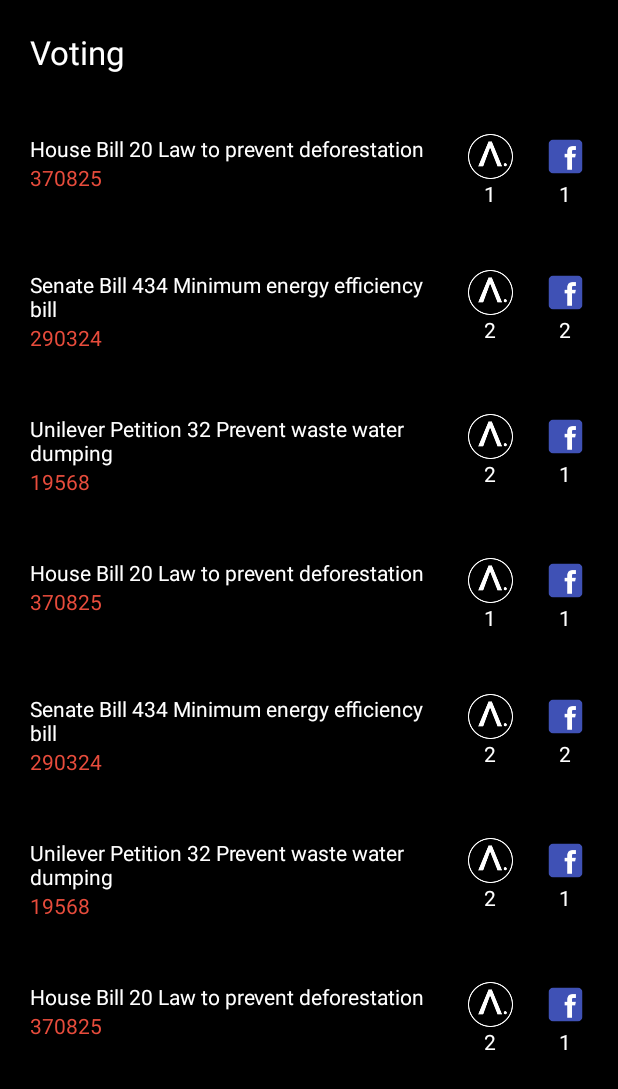
After one commit to 5un/act-android, an Android app: the PollingTopicsActivity screen opened directly, with no data from a screen before it, on a phone screen of 412 x 824 dp. The commit adds this screen. Shown: the top 1089 px of the screen. Run offline under Robolectric (Android 15) with nearby library versions, the phone set to English and light mode, and no system bars; our stand-ins replace ButterKnife.

Commit message:
Added mockups for polling

```diff
--- a/demo/src/main/AndroidManifest.xml
+++ b/demo/src/main/AndroidManifest.xml
@@ -56,6 +56,7 @@
         <activity android:name=".RewardsMenuActivity"></activity>
         <activity android:name=".RewardsListActivity"></activity>
         <activity android:name=".InviteActivity"></activity>
+        <activity android:name=".PollingTopicsActivity"></activity>
     </application>
 
 </manifest>
--- a/demo/src/main/java/com/boringapp/boringapp/MainActivity.java
+++ b/demo/src/main/java/com/boringapp/boringapp/MainActivity.java
@@ -181,6 +181,10 @@ public class MainActivity extends AppCompatActivity implements
                 case R.id.btn_friends:
                     mPager.setCurrentItem(2);
                     hideMenu();
+                    break;
+                case R.id.btn_vote:
+                    Intent intent2 = new Intent(MainActivity.this, PollingTopicsActivity.class);
+                    startActivity(intent2);
                     break;
             }
         }
--- /dev/null
+++ b/demo/src/main/java/com/boringapp/boringapp/PollingTopicsActivity.java
@@ -0,0 +1,65 @@
+/*
+ * Copyright (C) 2016 The Android Open Source Project
+ *
+ * Licensed under the Apache License, Version 2.0 (the "License");
+ * you may not use this file except in compliance with the License.
+ * You may obtain a copy of the License at
+ *
+ *      http://www.apache.org/licenses/LICENSE-2.0
+ *
+ * Unless required by applicable law or agreed to in writing, software
+ * distributed under the License is distributed on an "AS IS" BASIS,
+ * WITHOUT WARRANTIES OR CONDITIONS OF ANY KIND, either express or implied.
+ * See the License for the specific language governing permissions and
+ * limitations under the License.
+ */
+
+package com.boringapp.boringapp;
+
+import android.app.Activity;
+import android.app.TabActivity;
+import android.content.Intent;
+import android.os.Bundle;
+import android.widget.ListView;
+import android.widget.TabHost;
+
+import com.boringapp.boringapp.adapters.PollingTopicAdapter;
+import com.boringapp.boringapp.data.PollingTopic;
+
+import java.util.ArrayList;
+
+import butterknife.BindView;
+import butterknife.ButterKnife;
+
+/**
+ * Created by Sun on 6/11/2017 AD.
+ */
+
+public class PollingTopicsActivity extends Activity {
+
+    @BindView(R.id.listView)
+    ListView mListView;
+
+    private PollingTopicAdapter mAdapter;
+
+    @Override
+    protected void onCreate(Bundle savedInstanceState) {
+        super.onCreate(savedInstanceState);
+        setContentView(R.layout.activity_polling_topics);
+        ButterKnife.bind(this);
+
+        ArrayList<PollingTopic> topics = new ArrayList<PollingTopic>();
+        topics.add(new PollingTopic("House Bill 20 Law to prevent deforestation", 1, 1, 370825));
+        topics.add(new PollingTopic("Senate Bill 434 Minimum energy efficiency bill", 2, 2, 290324));
+        topics.add(new PollingTopic("Unilever Petition 32 Prevent waste water dumping", 2, 1, 19568));
+        topics.add(new PollingTopic("House Bill 20 Law to prevent deforestation", 1, 1, 370825));
+        topics.add(new PollingTopic("Senate Bill 434 Minimum energy efficiency bill", 2, 2, 290324));
+        topics.add(new PollingTopic("Unilever Petition 32 Prevent waste water dumping", 2, 1, 19568));
+        topics.add(new PollingTopic("House Bill 20 Law to prevent deforestation", 2, 1, 370825));
+
+        mAdapter = new PollingTopicAdapter(this, topics);
+        mListView.setAdapter(mAdapter);
+
+    }
+
+}
--- /dev/null
+++ b/demo/src/main/java/com/boringapp/boringapp/adapters/PollingTopicAdapter.java
@@ -0,0 +1,68 @@
+/*
+ * Copyright (C) 2016 The Android Open Source Project
+ *
+ * Licensed under the Apache License, Version 2.0 (the "License");
+ * you may not use this file except in compliance with the License.
+ * You may obtain a copy of the License at
+ *
+ *      http://www.apache.org/licenses/LICENSE-2.0
+ *
+ * Unless required by applicable law or agreed to in writing, software
+ * distributed under the License is distributed on an "AS IS" BASIS,
+ * WITHOUT WARRANTIES OR CONDITIONS OF ANY KIND, either express or implied.
+ * See the License for the specific language governing permissions and
+ * limitations under the License.
+ */
+
+package com.boringapp.boringapp.adapters;
+
+import android.content.Context;
+import android.view.LayoutInflater;
+import android.view.View;
+import android.view.ViewGroup;
+import android.widget.ArrayAdapter;
+import android.widget.TextView;
+
+import com.boringapp.boringapp.R;
+import com.boringapp.boringapp.data.PollingTopic;
+
+import java.util.ArrayList;
+
+/**
+ * Created by Sun on 6/11/2017 AD.
+ */
+
+public class PollingTopicAdapter extends ArrayAdapter<PollingTopic> {
+
+    public PollingTopicAdapter(Context context, ArrayList<PollingTopic> users){
+        super(context, 0, users);
+
+    }
+
+    @Override
+    public View getView(int position, View convertView, ViewGroup parent) {
+        // Get the data item for this position
+        PollingTopic topic = getItem(position);
+        // Check if an existing view is being reused, otherwise inflate the view
+        if (convertView == null) {
+            convertView = LayoutInflater.from(getContext()).inflate(R.layout.item_vote, parent, false);
+        }
+
+        TextView txtTopic = (TextView) convertView.findViewById(R.id.txtTopic);
+        TextView txtVotePoint = (TextView) convertView.findViewById(R.id.txtPointsFromTopicVote);
+        TextView txtSharePoint = (TextView) convertView.findViewById(R.id.txtPointsFromSharing);
+        TextView txtNumVotes = (TextView) convertView.findViewById(R.id.txtNumVotes);
+
+        txtTopic.setText("" + topic.topic);
+        txtVotePoint.setText("" + topic.votePoint);
+        txtSharePoint.setText("" + topic.sharePoint);
+        txtNumVotes.setText("" + topic.numVotes);
+
+
+        // Return the completed view to render on screen
+        return convertView;
+    }
+
+
+
+}
--- /dev/null
+++ b/demo/src/main/java/com/boringapp/boringapp/data/PollingTopic.java
@@ -0,0 +1,37 @@
+/*
+ * Copyright (C) 2016 The Android Open Source Project
+ *
+ * Licensed under the Apache License, Version 2.0 (the "License");
+ * you may not use this file except in compliance with the License.
+ * You may obtain a copy of the License at
+ *
+ *      http://www.apache.org/licenses/LICENSE-2.0
+ *
+ * Unless required by applicable law or agreed to in writing, software
+ * distributed under the License is distributed on an "AS IS" BASIS,
+ * WITHOUT WARRANTIES OR CONDITIONS OF ANY KIND, either express or implied.
+ * See the License for the specific language governing permissions and
+ * limitations under the License.
+ */
+
+package com.boringapp.boringapp.data;
+
+/**
+ * Created by Sun on 6/11/2017 AD.
+ */
+
+public class PollingTopic {
+
+    public String topic;
+    public int votePoint;
+    public int sharePoint;
+    public int numVotes;
+
+    public PollingTopic(String topic, int votePoint, int sharePoint, int numVotes) {
+        this.topic = topic;
+        this.votePoint = votePoint;
+        this.sharePoint = sharePoint;
+        this.numVotes = numVotes;
+    }
+
+}
--- /dev/null
+++ b/demo/src/main/res/layout/activity_polling_topics.xml
@@ -0,0 +1,37 @@
+<?xml version="1.0" encoding="utf-8"?>
+<!--
+  ~ Copyright (C) 2016 The Android Open Source Project
+  ~
+  ~ Licensed under the Apache License, Version 2.0 (the "License");
+  ~ you may not use this file except in compliance with the License.
+  ~ You may obtain a copy of the License at
+  ~
+  ~      http://www.apache.org/licenses/LICENSE-2.0
+  ~
+  ~ Unless required by applicable law or agreed to in writing, software
+  ~ distributed under the License is distributed on an "AS IS" BASIS,
+  ~ WITHOUT WARRANTIES OR CONDITIONS OF ANY KIND, either express or implied.
+  ~ See the License for the specific language governing permissions and
+  ~ limitations under the License.
+  -->
+
+<LinearLayout xmlns:android="http://schemas.android.com/apk/res/android"
+              android:layout_width="match_parent"
+              android:layout_height="match_parent"
+              android:background="@color/black"
+              android:orientation="vertical">
+
+    <TextView
+        android:id="@+id/textView10"
+        android:layout_width="match_parent"
+        android:layout_height="wrap_content"
+        android:padding="20dp"
+        android:text="Voting"
+        android:textAppearance="@style/TextAppearance.AppCompat.Large"
+        android:textColor="@android:color/white"/>
+
+    <ListView
+        android:id="@+id/listView"
+        android:layout_width="match_parent"
+        android:layout_height="match_parent"/>
+</LinearLayout>
--- a/demo/src/main/res/layout/item_vote.xml
+++ b/demo/src/main/res/layout/item_vote.xml
@@ -16,8 +16,88 @@
   -->
 
 <LinearLayout xmlns:android="http://schemas.android.com/apk/res/android"
-              android:orientation="vertical"
+              xmlns:app="http://schemas.android.com/apk/res-auto"
               android:layout_width="match_parent"
-              android:layout_height="match_parent">
+              android:layout_height="wrap_content"
+              android:background="@android:color/transparent"
+              android:padding="10dp">
 
+    <LinearLayout
+        android:layout_width="match_parent"
+        android:layout_height="wrap_content"
+        android:layout_weight="1"
+        android:longClickable="true"
+        android:orientation="vertical"
+        android:padding="10dp">
+
+        <TextView
+            android:id="@+id/txtTopic"
+            android:layout_width="match_parent"
+            android:layout_height="wrap_content"
+            android:text="TextView"
+            android:textAppearance="@style/TextAppearance.AppCompat"
+            android:textColor="@android:color/white"/>
+
+        <TextView
+            android:id="@+id/txtNumVotes"
+            android:layout_width="match_parent"
+            android:layout_height="wrap_content"
+            android:layout_weight="1"
+            android:text="TextView"
+            android:textColor="@color/score_red"/>
+
+    </LinearLayout>
+
+    <LinearLayout
+        android:layout_width="50dp"
+        android:layout_height="wrap_content"
+        android:gravity="center_horizontal"
+        android:longClickable="true"
+        android:orientation="vertical"
+        android:padding="10dp">
+
+        <ImageButton
+            android:id="@+id/btnVoteTopic"
+            android:layout_width="match_parent"
+            android:layout_height="30dp"
+            android:layout_weight="1"
+            android:background="@android:color/transparent"
+            android:scaleType="fitCenter"
+            android:src="@drawable/logo_act_white"/>
+
+        <TextView
+            android:id="@+id/txtPointsFromTopicVote"
+            android:layout_width="match_parent"
+            android:layout_height="wrap_content"
+            android:layout_weight="1"
+            android:gravity="center_horizontal"
+            android:text="5"
+            android:textColor="@android:color/white"/>
+    </LinearLayout>
+
+    <LinearLayout
+        android:layout_width="50dp"
+        android:layout_height="wrap_content"
+        android:gravity="center_horizontal"
+        android:longClickable="true"
+        android:orientation="vertical"
+        android:padding="10dp">
+
+        <ImageButton
+            android:id="@+id/btnShareTopic"
+            android:layout_width="match_parent"
+            android:layout_height="30dp"
+            android:background="@android:color/transparent"
+            android:scaleType="fitCenter"
+            android:src="@drawable/icon_facebook"/>
+
+        <TextView
+            android:id="@+id/txtPointsFromSharing"
+            android:layout_width="match_parent"
+            android:layout_height="wrap_content"
+            android:layout_weight="1"
+            android:gravity="center_horizontal"
+            android:text="5"
+            android:textColor="@android:color/white"/>
+    </LinearLayout>
 </LinearLayout>
```
Also changed, not shown: demo/src/main/res/drawable/icon_facebook.png (added).
